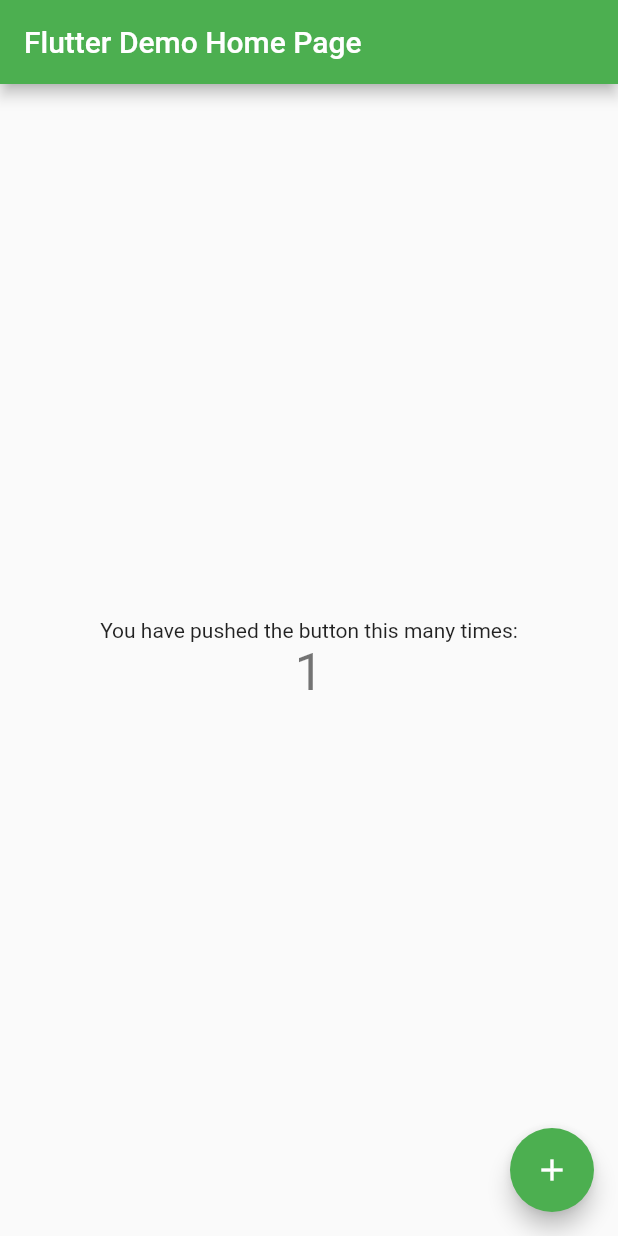
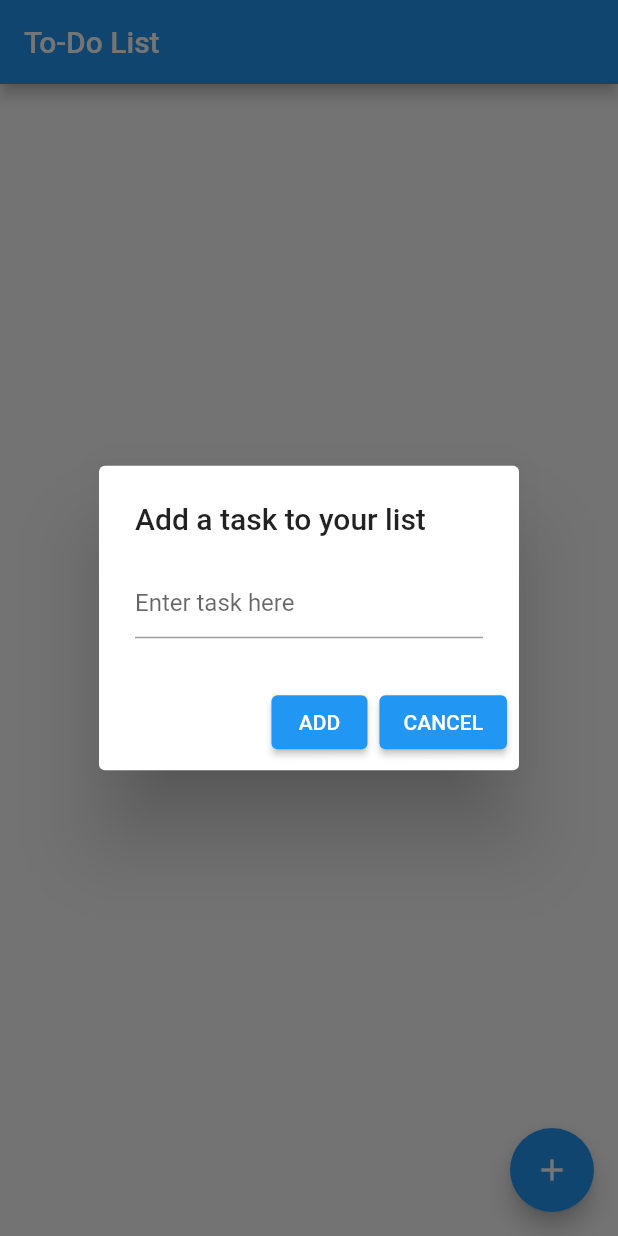
Before and after one commit to MaDaWa404/flutter_e_portfolio, a Flutter app: the screen it shows after launch, after a tap on the "add" icon, on a phone screen of 412 x 824 dp. Run offline on Flutter 3.47's test engine with Material 2 defaults, Android fonts, the phone set to English and light mode, and no system bars; our stand-ins replace shared_preferences.

Commit message:
upload solution

```diff
--- a/lib/main.dart
+++ b/lib/main.dart
@@ -1,115 +1,119 @@
 import 'package:flutter/material.dart';
+import 'package:shared_preferences/shared_preferences.dart';
 
-void main() {
-  runApp(const MyApp());
-}
+void main() => runApp(const App());
 
-class MyApp extends StatelessWidget {
-  const MyApp({Key? key}) : super(key: key);
+class App extends StatelessWidget {
+  const App({Key? key}) : super(key: key);
 
-  // This widget is the root of your application.
   @override
   Widget build(BuildContext context) {
-    return MaterialApp(
-      title: 'Flutter Demo',
-      theme: ThemeData(
-        // This is the theme of your application.
-        //
-        // Try running your application with "flutter run". You'll see the
-        // application has a blue toolbar. Then, without quitting the app, try
-        // changing the primarySwatch below to Colors.green and then invoke
-        // "hot reload" (press "r" in the console where you ran "flutter run",
-        // or simply save your changes to "hot reload" in a Flutter IDE).
-        // Notice that the counter didn't reset back to zero; the application
-        // is not restarted.
-        primarySwatch: Colors.green,
-      ),
-      home: const MyHomePage(title: 'Flutter Demo Home Page'),
-    );
+    return const MaterialApp(title: 'To-Do List', home: TodoList());
   }
 }
 
-class MyHomePage extends StatefulWidget {
-  const MyHomePage({Key? key, required this.title}) : super(key: key);
-
-  // This widget is the home page of your application. It is stateful, meaning
-  // that it has a State object (defined below) that contains fields that affect
-  // how it looks.
-
-  // This class is the configuration for the state. It holds the values (in this
-  // case the title) provided by the parent (in this case the App widget) and
-  // used by the build method of the State. Fields in a Widget subclass are
-  // always marked "final".
-
-  final String title;
+class TodoList extends StatefulWidget {
+  const TodoList({Key? key}) : super(key: key);
 
   @override
-  State<MyHomePage> createState() => _MyHomePageState();
+  _TodoListState createState() => _TodoListState();
 }
 
-class _MyHomePageState extends State<MyHomePage> {
-  int _counter = 0;
+class _TodoListState extends State<TodoList> {
+  List<String> _todoList = <String>[];
 
-  void _incrementCounter() {
+  void loadTodos() async {
+    SharedPreferences prefs = await SharedPreferences.getInstance();
     setState(() {
-      // This call to setState tells the Flutter framework that something has
-      // changed in this State, which causes it to rerun the build method below
-      // so that the display can reflect the updated values. If we changed
-      // _counter without calling setState(), then the build method would not be
-      // called again, and so nothing would appear to happen.
-      _counter++;
+      _todoList = (prefs.getStringList('todos') ?? <String>[]);
     });
   }
 
+  List<Widget> _getItems() {
+    final List<Widget> todoWidgets = <Widget>[];
+    for (var i = 0; i < _todoList.length; i++) {
+      todoWidgets.add(_buildTodoItem(i));
+    }
+    return todoWidgets;
+  }
+
+  Widget _buildTodoItem(int index) {
+    return Card(
+      color: Colors.blue.shade100,
+      child: ListTile(
+        title: Text(_todoList.elementAt(index)),
+        trailing: IconButton(
+          icon: const Icon(Icons.delete),
+          onPressed: () => _deleteTodoItem(index),
+        ),
+      ),
+    );
+  }
+
+  @override
+  void initState() {
+    super.initState();
+    loadTodos();
+  }
+
+  final TextEditingController _textFieldController = TextEditingController();
+
   @override
   Widget build(BuildContext context) {
-    // This method is rerun every time setState is called, for instance as done
-    // by the _incrementCounter method above.
-    //
-    // The Flutter framework has been optimized to make rerunning build methods
-    // fast, so that you can just rebuild anything that needs updating rather
-    // than having to individually change instances of widgets.
     return Scaffold(
-      appBar: AppBar(
-        // Here we take the value from the MyHomePage object that was created by
-        // the App.build method, and use it to set our appbar title.
-        title: Text(widget.title),
-      ),
-      body: Center(
-        // Center is a layout widget. It takes a single child and positions it
-        // in the middle of the parent.
-        child: Column(
-          // Column is also a layout widget. It takes a list of children and
-          // arranges them vertically. By default, it sizes itself to fit its
-          // children horizontally, and tries to be as tall as its parent.
-          //
-          // Invoke "debug painting" (press "p" in the console, choose the
-          // "Toggle Debug Paint" action from the Flutter Inspector in Android
-          // Studio, or the "Toggle Debug Paint" command in Visual Studio Code)
-          // to see the wireframe for each widget.
-          //
-          // Column has various properties to control how it sizes itself and
-          // how it positions its children. Here we use mainAxisAlignment to
-          // center the children vertically; the main axis here is the vertical
-          // axis because Columns are vertical (the cross axis would be
-          // horizontal).
-          mainAxisAlignment: MainAxisAlignment.center,
-          children: <Widget>[
-            const Text(
-              'You have pushed the button this many times:',
-            ),
-            Text(
-              '$_counter',
-              style: Theme.of(context).textTheme.headline4,
-            ),
-          ],
-        ),
-      ),
+      appBar: AppBar(title: const Text('To-Do List')),
+      body: ListView(children: _getItems()),
       floatingActionButton: FloatingActionButton(
-        onPressed: _incrementCounter,
-        tooltip: 'Increment',
-        child: const Icon(Icons.add),
-      ), // This trailing comma makes auto-formatting nicer for build methods.
+          onPressed: () => _displayDialog(context),
+          tooltip: 'Add Item',
+          child: const Icon(Icons.add)),
     );
   }
+
+  void _addTodoItem(String title) async {
+    SharedPreferences prefs = await SharedPreferences.getInstance();
+    setState(() {
+      _todoList.add(title);
+      prefs.setStringList('todos', _todoList);
+    });
+    _textFieldController.clear();
+  }
+
+  void _deleteTodoItem(int index) async {
+    SharedPreferences prefs = await SharedPreferences.getInstance();
+    setState(() {
+      _todoList.removeAt(index);
+      prefs.setStringList('todos', _todoList);
+    });
+    _textFieldController.clear();
+  }
+
+  Future<dynamic> _displayDialog(BuildContext context) async {
+    return showDialog(
+        context: context,
+        builder: (BuildContext context) {
+          return AlertDialog(
+            title: const Text('Add a task to your list'),
+            content: TextField(
+              controller: _textFieldController,
+              decoration: const InputDecoration(hintText: 'Enter task here'),
+            ),
+            actions: <Widget>[
+              ElevatedButton(
+                child: const Text('ADD'),
+                onPressed: () {
+                  Navigator.of(context).pop();
+                  _addTodoItem(_textFieldController.text);
+                },
+              ),
+              ElevatedButton(
+                child: const Text('CANCEL'),
+                onPressed: () {
+                  Navigator.of(context).pop();
+                },
+              )
+            ],
+          );
+        });
+  }
 }
--- a/pubspec.yaml
+++ b/pubspec.yaml
@@ -34,6 +34,7 @@
   # The following adds the Cupertino Icons font to your application.
   # Use with the CupertinoIcons class for iOS style icons.
   cupertino_icons: ^1.0.2
+  shared_preferences: ^2.0.15
 
 dev_dependencies:
   flutter_test:
```
Also changed, not shown: pubspec.lock, 2 other files.
